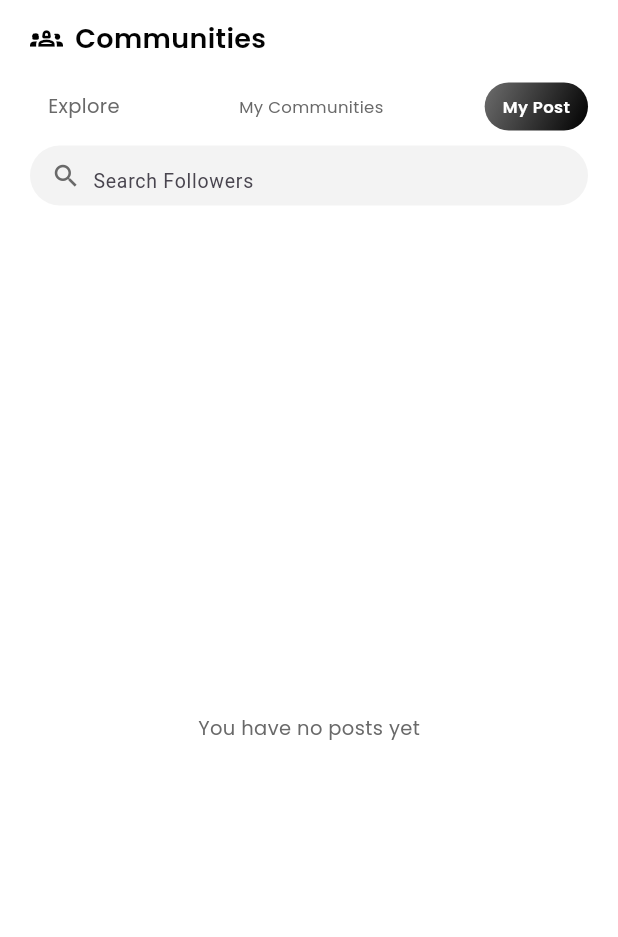
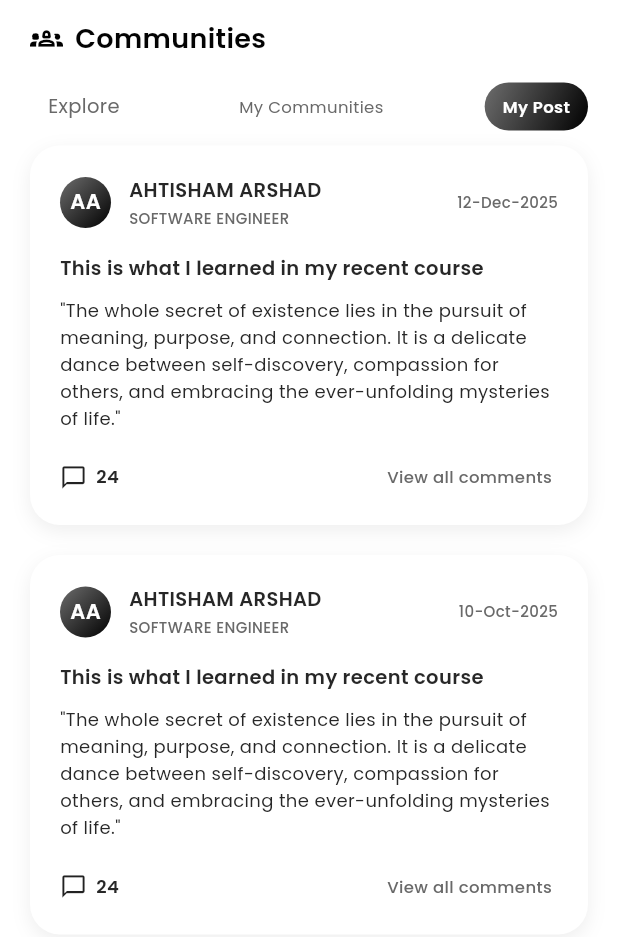
Before and after one commit to se-ahtisham/Elevate-App, a Flutter app: the screen it shows after launch, after a tap on "Explore", after a tap on "My Communities", after a tap on "My Post", on a phone screen of 412 x 824 dp. Shown: the top 937 px of the screen. Run offline on Flutter 3.47's test engine with Material 3 defaults, Android fonts, the phone set to English and light mode, and no system bars; our stand-ins replace google_fonts.

Commit message:
post screen in same branch

```diff
--- /dev/null
+++ b/lib/Custom_Widgets/User_Widgets/community_post_card.dart
@@ -0,0 +1,159 @@
+import 'package:elevate_app/Custom_Widgets/Text/custom_text.dart';
+import 'package:elevate_app/Resources/Colors/Gradient_Colors/gradient_colors.dart';
+import 'package:elevate_app/Resources/Colors/Solid_Colors/solid_colors.dart';
+import 'package:flutter/material.dart';
+
+class CommunityPostCard extends StatelessWidget {
+  final String initials;
+  final String name;
+  final String role;
+  final String dateLabel;
+  final String title;
+  final String body;
+  final int commentCount;
+
+  const CommunityPostCard({
+    super.key,
+    required this.initials,
+    required this.name,
+    required this.role,
+    required this.dateLabel,
+    required this.title,
+    required this.body,
+    this.commentCount = 0,
+  });
+
+  @override
+  Widget build(BuildContext context) {
+    return Container(
+      margin: const EdgeInsets.symmetric(vertical: 10),
+      decoration: BoxDecoration(
+        color: ElevateColor.white,
+        borderRadius: BorderRadius.circular(20),
+        boxShadow: [
+          BoxShadow(
+            color: ElevateColor.gray.withOpacity(0.08),
+            blurRadius: 10,
+            offset: const Offset(0, 4),
+          ),
+        ],
+      ),
+      child: Padding(
+        padding: const EdgeInsets.symmetric(vertical: 20, horizontal: 20),
+        child: Column(
+          crossAxisAlignment: CrossAxisAlignment.start,
+          children: [
+            // Header row: avatar + name/role + date
+            Row(
+              crossAxisAlignment: CrossAxisAlignment.center,
+              children: [
+                Container(
+                  width: 34,
+                  height: 34,
+                  decoration: BoxDecoration(
+                    gradient: ElevateGradientColors.grayToBlack,
+                    borderRadius: BorderRadius.circular(17),
+                  ),
+                  child: Center(
+                    child: CustomText(
+                      text: initials,
+                      fontSize: 14,
+                      color: ElevateColor.white,
+                      fontWeight: FontWeight.w600,
+                    ),
+                  ),
+                ),
+                const SizedBox(width: 12),
+                Expanded(
+                  child: Column(
+                    crossAxisAlignment: CrossAxisAlignment.start,
+                    children: [
+                      CustomText(
+                        text: name,
+                        fontSize: 13,
+                        color: ElevateColor.gray,
+                        fontWeight: FontWeight.w600,
+                      ),
+                      const SizedBox(height: 2),
+                      CustomText(
+                        text: role.toUpperCase(),
+                        fontSize: 10,
+                        color: ElevateColor.whitegray,
+                        fontWeight: FontWeight.w500,
+                      ),
+                    ],
+                  ),
+                ),
+                const SizedBox(width: 8),
+                CustomText(
+                  text: dateLabel,
+                  fontSize: 10,
+                  color: ElevateColor.whitegray,
+                  fontWeight: FontWeight.w500,
+                ),
+              ],
+            ),
+
+            const SizedBox(height: 16),
+
+            // Title
+            CustomText(
+              text: title,
+              fontSize: 13,
+              color: ElevateColor.gray,
+              fontWeight: FontWeight.w600,
+            ),
+
+            const SizedBox(height: 10),
+
+            // Body text
+            CustomText(
+              text: body,
+              fontSize: 12,
+              color: ElevateColor.gray,
+              fontWeight: FontWeight.w400,
+              lineHeight: 1.5,
+            ),
+
+            const SizedBox(height: 18),
+
+            // Footer row: comments count + "View all comments" pill
+            Row(
+              children: [
+                Row(
+                  children: [
+                    const Icon(
+                      Icons.chat_bubble_outline,
+                      size: 18,
+                      color: Colors.black87,
+                    ),
+                    const SizedBox(width: 6),
+                    CustomText(
+                      text: commentCount.toString(),
+                      fontSize: 12,
+                      color: ElevateColor.gray,
+                      fontWeight: FontWeight.w600,
+                    ),
+                  ],
+                ),
+                const Spacer(),
+                Padding(
+                  padding: const EdgeInsets.symmetric(
+                    horizontal: 4,
+                    vertical: 4,
+                  ),
+                  child: CustomText(
+                    text: "View all comments",
+                    fontSize: 11,
+                    color: ElevateColor.whitegray,
+                    fontWeight: FontWeight.w500,
+                  ),
+                ),
+              ],
+            ),
+          ],
+        ),
+      ),
+    );
+  }
+}
--- a/lib/Pages/User_Screens/community_screen/communities_screen.dart
+++ b/lib/Pages/User_Screens/community_screen/communities_screen.dart
@@ -1,4 +1,5 @@
 import 'package:elevate_app/Custom_Widgets/Text/custom_text.dart';
+import 'package:elevate_app/Custom_Widgets/User_Widgets/community_post_card.dart';
 import 'package:elevate_app/Custom_Widgets/User_Widgets/member_card.dart';
 import 'package:elevate_app/Resources/Colors/Gradient_Colors/gradient_colors.dart';
 import 'package:elevate_app/Resources/Colors/Solid_Colors/solid_colors.dart';
@@ -23,6 +24,27 @@ class _CommunitiesScreenState extends State<CommunitiesScreen> {
     {"name": "Ahmad Bin Javed", "role": "Data Analysis"},
     {"name": "AHTISHAM ARSHAD", "role": "Software Engineer"},
     {"name": "AHTISHAM ARSHAD", "role": "Software Engineer"},
+  ];
+
+  final List<Map<String, dynamic>> _posts = [
+    {
+      "name": "AHTISHAM ARSHAD",
+      "role": "SOFTWARE ENGINEER",
+      "date": "12-Dec-2025",
+      "title": "This is what I learned in my recent course",
+      "body":
+          "\"The whole secret of existence lies in the pursuit of meaning, purpose, and connection. It is a delicate dance between self-discovery, compassion for others, and embracing the ever-unfolding mysteries of life.\"",
+      "comments": 24,
+    },
+    {
+      "name": "AHTISHAM ARSHAD",
+      "role": "SOFTWARE ENGINEER",
+      "date": "10-Oct-2025",
+      "title": "This is what I learned in my recent course",
+      "body":
+          "\"The whole secret of existence lies in the pursuit of meaning, purpose, and connection. It is a delicate dance between self-discovery, compassion for others, and embracing the ever-unfolding mysteries of life.\"",
+      "comments": 24,
+    },
   ];
 
   String _getInitials(String name) {
@@ -130,9 +152,10 @@ class _CommunitiesScreenState extends State<CommunitiesScreen> {
                 ),
               ),
 
+              if (_selectedTab != 2) ...[
                 const SizedBox(height: 10),
 
-              // Search bar
+                // Search bar (only for Explore & My Communities)
                 Padding(
                   padding: const EdgeInsets.symmetric(horizontal: 20.0),
                   child: Container(
@@ -165,6 +188,7 @@ class _CommunitiesScreenState extends State<CommunitiesScreen> {
                 ),
 
                 const SizedBox(height: 10),
+              ],
 
               Expanded(
                 child: () {
@@ -220,11 +244,30 @@ class _CommunitiesScreenState extends State<CommunitiesScreen> {
   }
 
   Widget _buildMyPostTab() {
-    return Center(
-      child: CustomText(
-        text: "You have no posts yet",
-        fontSize: 13,
-        color: ElevateColor.whitegray,
+    return Padding(
+      padding: const EdgeInsets.symmetric(horizontal: 20.0),
+      child: ListView.builder(
+        physics: const BouncingScrollPhysics(),
+        itemCount: _posts.length,
+        itemBuilder: (context, index) {
+          final post = _posts[index];
+          final name = post["name"] as String? ?? "";
+          final role = post["role"] as String? ?? "";
+          final date = post["date"] as String? ?? "";
+          final title = post["title"] as String? ?? "";
+          final body = post["body"] as String? ?? "";
+          final comments = post["comments"] as int? ?? 0;
+
+          return CommunityPostCard(
+            initials: _getInitials(name),
+            name: name,
+            role: role,
+            dateLabel: date,
+            title: title,
+            body: body,
+            commentCount: comments,
+          );
+        },
       ),
     );
   }
```
Lines whose indentation alone changed are shown as unchanged.
